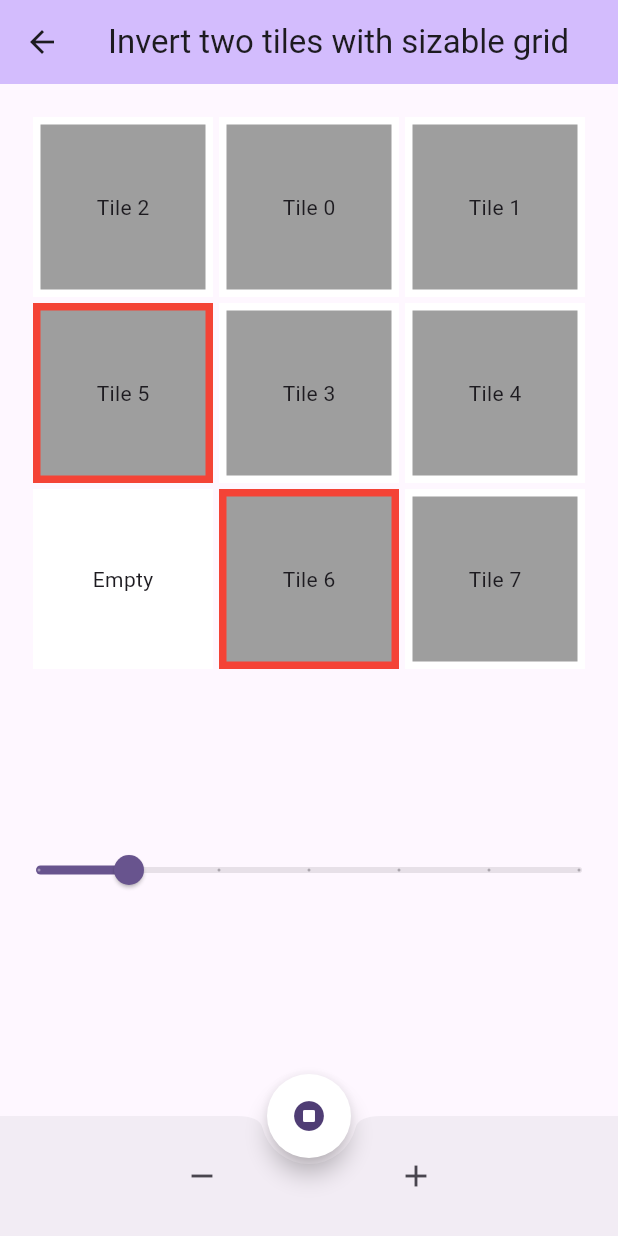
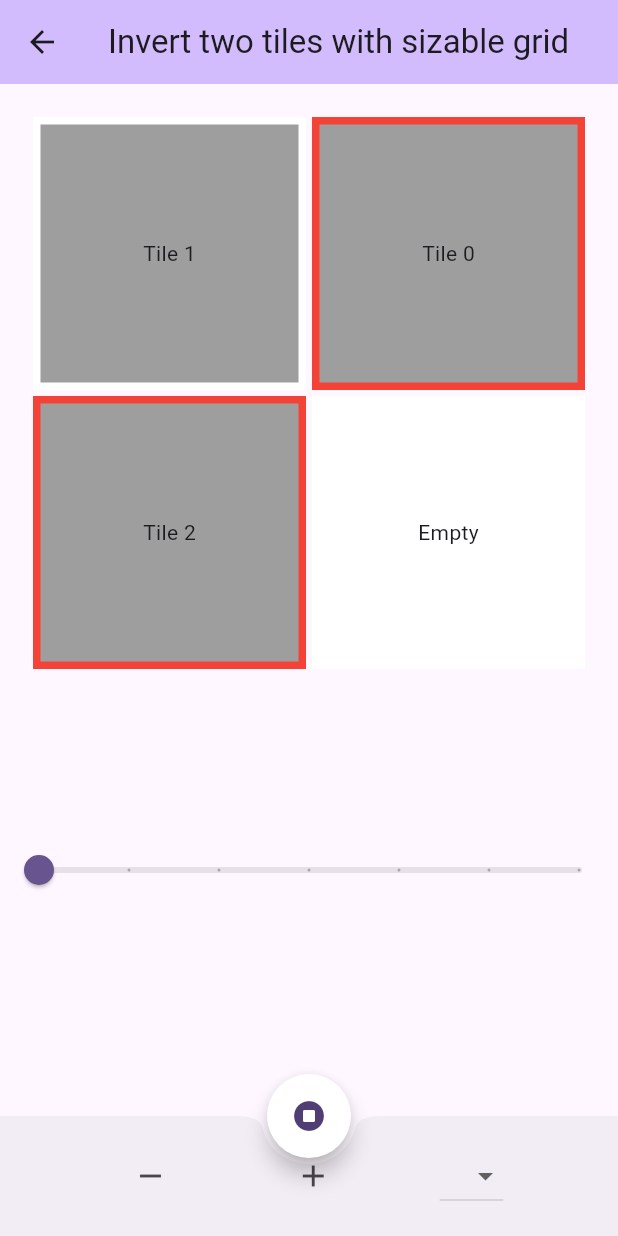
Before and after one commit to titouan-aclr/AMSE_Flutter, a Flutter app: the Exercice7Screen screen opened directly, after a tap on "Tile 2", on a phone screen of 412 x 824 dp. Run offline on Flutter 3.47's test engine with Material 3 defaults, Android fonts, the phone set to English and light mode, and no system bars.

Commit message:
maj avant merge

```diff
--- a/tp2/lib/screens/exercice7_screen.dart
+++ b/tp2/lib/screens/exercice7_screen.dart
@@ -51,6 +51,7 @@
   TileWidget emptyTile = TileWidget(tile: Tile(Colors.white, "Empty"));
   bool isPlaying = false;
   int difficulty = 5;
+  List<int> difficultyLevels = [5, 10, 15, 20];
 
   get onPressed => null;
 
@@ -77,8 +78,6 @@
   void shuffleTilesDependingOnDifficulty(int difficulty) {
     for (int i = 0; i < difficulty; i++) {
       int randomIndex2 = getRandomAdjacentIndex();
-      print("index choisi : ");
-      print(randomIndex2);
       swapTiles(randomIndex2);
     }
   }
@@ -88,42 +87,41 @@
     List<int> adjacentIndices = [];
 
     // Haut
-    if (coordonnatesEmptyTile[0] > 0){
+    if (coordonnatesEmptyTile[0] > 0) {
       adjacentIndices.add(indexEmpty - nbColumns);
     }
 
     // Bas
-    if (coordonnatesEmptyTile[0] < nbColumns - 1){
+    if (coordonnatesEmptyTile[0] < nbColumns - 1) {
       adjacentIndices.add(indexEmpty + nbColumns);
     }
 
     // Gauche
-    if (coordonnatesEmptyTile[1] > 0){
+    if (coordonnatesEmptyTile[1] > 0) {
       adjacentIndices.add(indexEmpty - 1);
     }
     // Droite
-    if (coordonnatesEmptyTile[1] < nbColumns - 1){
+    if (coordonnatesEmptyTile[1] < nbColumns - 1) {
       adjacentIndices.add(indexEmpty + 1);
     }
 
     var randomValue = Random().nextInt(adjacentIndices.length);
 
     return adjacentIndices[randomValue];
-
   }
 
   List<int> recupRowColumnOfEmptyTile() {
     int comparator = 0;
     int effectiveRow = 0;
     int effectiveColumn = 0;
-    int i =0;
+    int i = 0;
 
     for (i; i < itemCount; i++) {
       if (i == indexEmpty) {
         for (int j = 0; j < nbColumns; j++) {
           comparator += nbColumns;
           if (i < comparator) {
-            effectiveColumn = i-nbColumns*effectiveRow;
+            effectiveColumn = i - nbColumns * effectiveRow;
           } else {
             effectiveRow += 1;
           }
@@ -219,6 +217,18 @@
               icon: const Icon(Icons.add),
               tooltip: "Add Tiles",
             ),
+            DropdownButton(
+                items: difficultyLevels.map((item) {
+                  return DropdownMenuItem(
+                      value: item, child: Text(item.toString()));
+                }).toList(),
+                onChanged: (selectedValue) {
+                  setState(() {
+                    difficulty = int.parse(selectedValue as String);
+                    populateList();
+
+                  });
+                })
           ]),
         ));
   }
```
